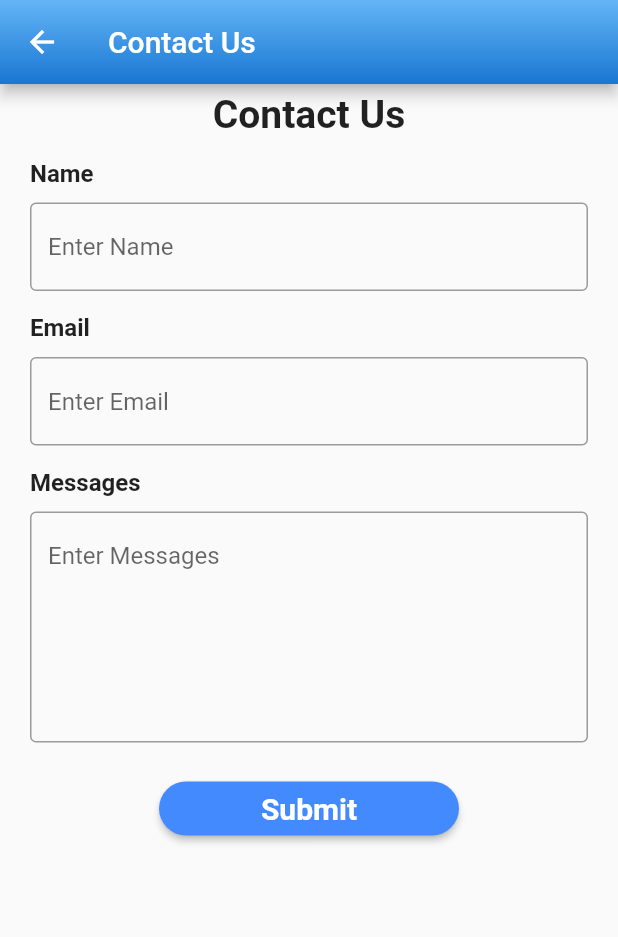
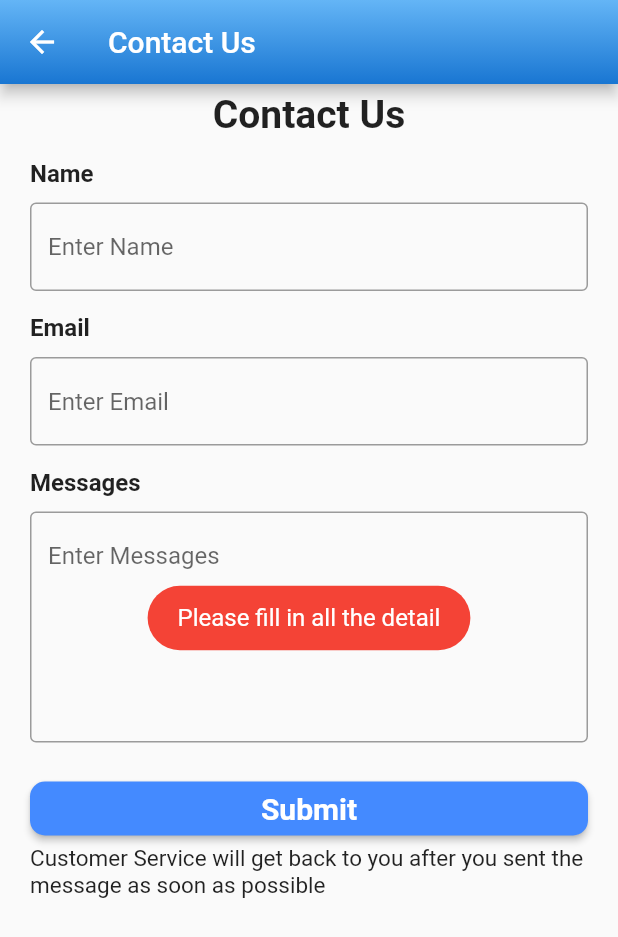
Before and after one commit to YYeng/Lab-2-, a Flutter app: the ContactUs screen opened directly, after a tap on "Submit", on a phone screen of 412 x 824 dp. Shown: the top 937 px of the screen. Run offline on Flutter 3.47's test engine with Material 2 defaults, Android fonts, the phone set to English and light mode, and no system bars; our stand-ins replace date_format, flutter_staggered_animations, fluttertoast, geocoding, geolocator, google_maps_flutter and 4 more; missing offline and left inert: ndialog; accounts and stored records are empty.

Commit message:
contact us

```diff
--- a/lib/config.dart
+++ b/lib/config.dart
@@ -1,6 +1,6 @@
 class CONFIG{
-  //static const String SERVER = "https://crimsonwebs.com/s270737/cvbattery";
+  static const String SERVER = "https://crimsonwebs.com/s270737";
 
-  static const String SERVER = "http://192.168.0.113";
+  //static const String SERVER = "http://192.168.0.113";
 
 }
--- a/lib/view/contactUs.dart
+++ b/lib/view/contactUs.dart
@@ -1,5 +1,7 @@
 import 'package:cv_battey/model/user.dart';
 import 'package:flutter/material.dart';
+import 'package:fluttertoast/fluttertoast.dart';
+import 'package:http/http.dart' as http;
 
 class ContactUs extends StatefulWidget {
   final User user;
@@ -11,16 +13,14 @@ class ContactUs extends StatefulWidget {
 }
 
 class _ContactUsState extends State<ContactUs> {
-  TextEditingController name = new TextEditingController();
-  TextEditingController email = new TextEditingController();
-  TextEditingController message = new TextEditingController();
+  TextEditingController nameController = new TextEditingController();
+  TextEditingController emailController = new TextEditingController();
+  TextEditingController messagesController = new TextEditingController();
 
   final GlobalKey<FormState> _formKey = GlobalKey<FormState>();
 
-
   @override
   Widget build(BuildContext context) {
-
     return Scaffold(
       appBar: AppBar(
         title: Text('Contact Us'),
@@ -51,7 +51,7 @@ class _ContactUsState extends State<ContactUs> {
                                   fontSize: 16, fontWeight: FontWeight.bold))),
                       SizedBox(height: 10),
                       TextFormField(
-                        controller: name,
+                        controller: nameController,
                         decoration: InputDecoration(
                           hintText: 'Enter Name',
                           border: OutlineInputBorder(),
@@ -73,8 +73,7 @@ class _ContactUsState extends State<ContactUs> {
                                   fontSize: 16, fontWeight: FontWeight.bold))),
                       SizedBox(height: 10),
                       TextFormField(
-
-                        controller: email,
+                        controller: emailController,
                         decoration: InputDecoration(
                           hintText: 'Enter Email',
                           border: OutlineInputBorder(),
@@ -93,7 +92,7 @@ class _ContactUsState extends State<ContactUs> {
                                   fontSize: 16, fontWeight: FontWeight.bold))),
                       SizedBox(height: 10),
                       TextFormField(
-                          controller: message,
+                          controller: messagesController,
                           keyboardType: TextInputType.multiline,
                           decoration: InputDecoration(
                             hintText: 'Enter Messages',
@@ -110,20 +109,94 @@ class _ContactUsState extends State<ContactUs> {
                       SizedBox(height: 20),
                       MaterialButton(
                           shape: RoundedRectangleBorder(
-                            borderRadius: BorderRadius.circular(20),
+                            borderRadius: BorderRadius.circular(10),
                           ),
-                          minWidth: 200,
+                          minWidth: 400,
                           child: Text('Submit',
                               style: TextStyle(
                                   fontSize: 20,
                                   fontWeight: FontWeight.bold,
                                   color: Colors.white)),
                           color: Colors.blueAccent,
-                          onPressed: () {})
+                          onPressed: () {
+                            _onSubmitMessages();
+                          }),
+                      Text(
+                          "Customer Service will get back to you after you sent the message as soon as possible",
+                          style: TextStyle(
+                              fontSize: 15,
+                             ))
                     ],
                   ),
                 ))),
       ),
     );
   }
+
+  void _onSubmitMessages() {
+      String _name = nameController.text.toString();
+      String _email = emailController.text.toString();
+      String _messages = messagesController.text.toString();
+
+   if(_name == ""|| _email == ""|| _messages == ""){
+      Fluttertoast.showToast(
+            msg: "Please fill in all the detail",
+            toastLength: Toast.LENGTH_SHORT,
+            gravity: ToastGravity.CENTER,
+            timeInSecForIosWeb: 4,
+            backgroundColor: Colors.red,
+            textColor: Colors.white,
+            fontSize: 16.0);
+
+   }else{
+
+    setState(() {
+
+      _sendMessages(_name, _email, _messages);
+
+      return;
+    });
+
    }
+  }
+
+  Future<void> _sendMessages(String name, String email, String messages) async {
+    http.post(
+        Uri.parse(
+            'https://crimsonwebs.com/s270737/cvbattery/php/insert_messages.php'),
+        body: {
+          "name": name,
+          "email": email,
+          "messages": messages,
+        }).then((response) {
+      print(response.body);
+      if (response.body == "success") {
+        Fluttertoast.showToast(
+            msg: "Submit messages successfully",
+            toastLength: Toast.LENGTH_SHORT,
+            gravity: ToastGravity.CENTER,
+            timeInSecForIosWeb: 4,
+            backgroundColor: Colors.red,
+            textColor: Colors.white,
+            fontSize: 16.0);
+
+       setState(() {
+         nameController.text = "";
+         emailController.text = "";
+         messagesController.text = "";
+
+       });
+
+      } else {
+        Fluttertoast.showToast(
+            msg: "Failed",
+            toastLength: Toast.LENGTH_SHORT,
+            gravity: ToastGravity.CENTER,
+            timeInSecForIosWeb: 2,
+            backgroundColor: Colors.red,
+            textColor: Colors.white,
+            fontSize: 16.0);
+      }
+    });
+  }
+}
```
Also changed, not shown: 1 other file. Lines whose indentation alone changed are shown as unchanged.
